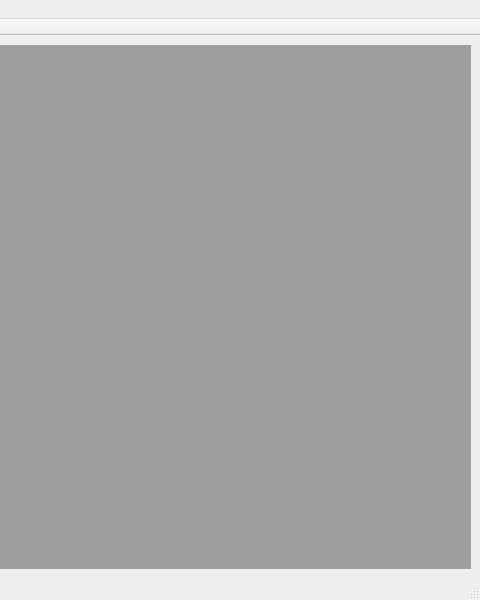
Above: mac/examples/GasInfo/mainwindow.ui from Quenii/ADCEVM before the change; both pictures show x 320 to 800 and y 0 to 600 of the 800 by 600 pixel window. Below: the same form after it.
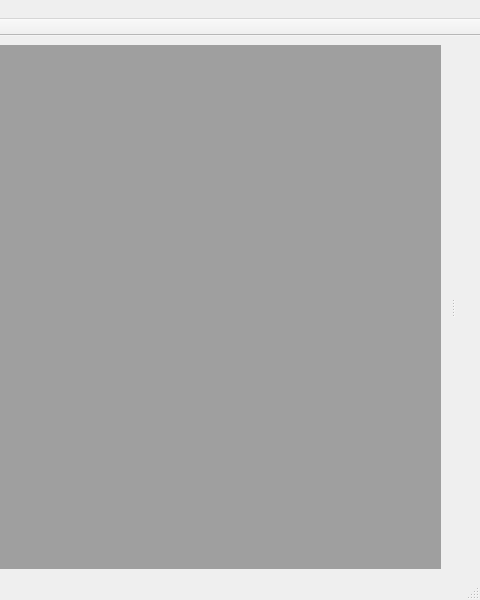
That is the form after the change. Custom widgets are drawn as their Qt base class.

The edit to the form file:
```diff
--- a/mac/examples/GasInfo/mainwindow.ui
+++ b/mac/examples/GasInfo/mainwindow.ui
@@ -96,6 +96,18 @@
     <bool>false</bool>
    </attribute>
   </widget>
+  <widget class="QDockWidget" name="dockWidget">
+   <property name="features">
+    <set>QDockWidget::NoDockWidgetFeatures</set>
+   </property>
+   <property name="allowedAreas">
+    <set>Qt::RightDockWidgetArea</set>
+   </property>
+   <attribute name="dockWidgetArea">
+    <number>2</number>
+   </attribute>
+   <widget class="LightMaps" name="mapsWidget"/>
+  </widget>
   <action name="actionSaveAs">
    <property name="text">
     <string>Save &amp;As</string>
@@ -139,6 +151,12 @@
    <header>devicelistwidget.h</header>
    <container>1</container>
   </customwidget>
+  <customwidget>
+   <class>LightMaps</class>
+   <extends>QWidget</extends>
+   <header>lightmaps.h</header>
+   <container>1</container>
+  </customwidget>
  </customwidgets>
  <resources/>
  <connections/>
```
Left out of the diff: 2 changed lines with no effect on the pictures.
